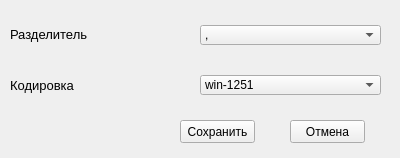
Before: the Qt Designer form GUI/SettingsWindow_Ui/SettingsWindow.ui in futures-dev/CsvReader, drawn with Qt 5.
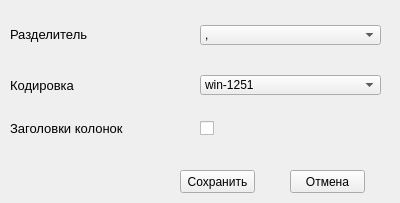
After: the same form once the commit is applied.

What changed in the file:
```diff
--- a/GUI/SettingsWindow_Ui/SettingsWindow.ui
+++ b/GUI/SettingsWindow_Ui/SettingsWindow.ui
@@ -7,7 +7,7 @@
     <x>0</x>
     <y>0</y>
     <width>400</width>
-    <height>158</height>
+    <height>203</height>
    </rect>
   </property>
   <property name="windowTitle">
@@ -59,7 +59,7 @@
    <property name="geometry">
     <rect>
      <x>180</x>
-     <y>120</y>
+     <y>170</y>
      <width>75</width>
      <height>23</height>
     </rect>
@@ -72,7 +72,7 @@
    <property name="geometry">
     <rect>
      <x>290</x>
-     <y>120</y>
+     <y>170</y>
      <width>75</width>
      <height>23</height>
     </rect>
@@ -128,6 +128,38 @@
     </property>
    </item>
   </widget>
+  <widget class="QLabel" name="headersLabel">
+   <property name="geometry">
+    <rect>
+     <x>10</x>
+     <y>120</y>
+     <width>181</width>
+     <height>16</height>
+    </rect>
+   </property>
+   <property name="font">
+    <font>
+     <family>MS Shell Dlg 2</family>
+     <pointsize>10</pointsize>
+    </font>
+   </property>
+   <property name="text">
+    <string>Заголовки колонок</string>
+   </property>
+  </widget>
+  <widget class="QCheckBox" name="headersBox">
+   <property name="geometry">
+    <rect>
+     <x>200</x>
+     <y>120</y>
+     <width>21</width>
+     <height>17</height>
+    </rect>
+   </property>
+   <property name="text">
+    <string/>
+   </property>
+  </widget>
  </widget>
  <resources/>
  <connections/>
```
